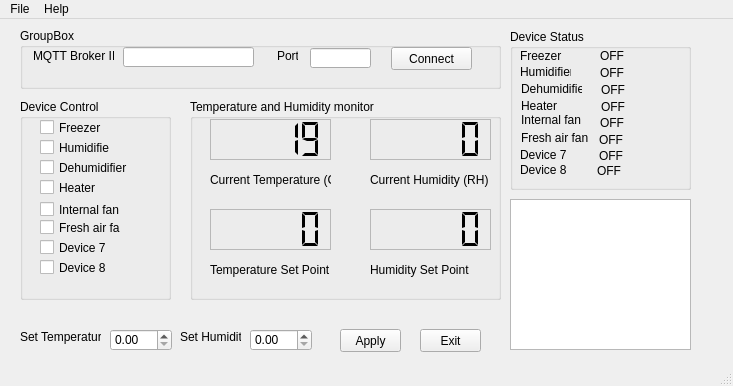
Above: Desktop_app/meat_curing_UI.ui from lomassubedi/MeatCuringChamberESP32 before the change. Below: the same form after it.
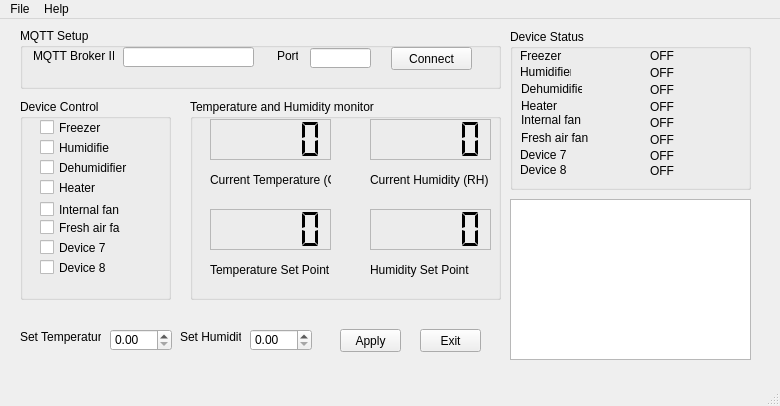
That is the form after the change.

The edit to the form file:
```diff
--- a/Desktop_app/meat_curing_UI.ui
+++ b/Desktop_app/meat_curing_UI.ui
@@ -9,8 +9,8 @@
    <rect>
     <x>0</x>
     <y>0</y>
-    <width>733</width>
-    <height>386</height>
+    <width>780</width>
+    <height>406</height>
    </rect>
   </property>
   <property name="windowTitle">
@@ -126,10 +126,10 @@
      <enum>QLCDNumber::Flat</enum>
     </property>
     <property name="value" stdset="0">
-     <double>19.000000000000000</double>
+     <double>0.000000000000000</double>
     </property>
     <property name="intValue" stdset="0">
-     <number>19</number>
+     <number>0</number>
     </property>
    </widget>
    <widget class="QLCDNumber" name="lcdNumberCurHum">
@@ -515,7 +515,7 @@
      <rect>
       <x>510</x>
       <y>10</y>
-      <width>181</width>
+      <width>241</width>
       <height>161</height>
      </rect>
     </property>
@@ -632,7 +632,7 @@
     <widget class="QLabel" name="labellabelFreezerStatusValue">
      <property name="geometry">
       <rect>
-       <x>90</x>
+       <x>140</x>
        <y>20</y>
        <width>47</width>
        <height>13</height>
@@ -645,7 +645,7 @@
     <widget class="QLabel" name="labelHumidifierStatusValue">
      <property name="geometry">
       <rect>
-       <x>90</x>
+       <x>140</x>
        <y>37</y>
        <width>47</width>
        <height>13</height>
@@ -658,7 +658,7 @@
     <widget class="QLabel" name="labelDehumidifierStatusValue">
      <property name="geometry">
       <rect>
-       <x>91</x>
+       <x>140</x>
        <y>54</y>
        <width>47</width>
        <height>13</height>
@@ -671,7 +671,7 @@
     <widget class="QLabel" name="labelHeaterSatusValue">
      <property name="geometry">
       <rect>
-       <x>91</x>
+       <x>140</x>
        <y>71</y>
        <width>47</width>
        <height>13</height>
@@ -684,7 +684,7 @@
     <widget class="QLabel" name="labelFreshAirFanStatusValue">
      <property name="geometry">
       <rect>
-       <x>89</x>
+       <x>140</x>
        <y>104</y>
        <width>47</width>
        <height>13</height>
@@ -697,7 +697,7 @@
     <widget class="QLabel" name="labelDevice7StatusValue">
      <property name="geometry">
       <rect>
-       <x>89</x>
+       <x>140</x>
        <y>120</y>
        <width>47</width>
        <height>13</height>
@@ -710,7 +710,7 @@
     <widget class="QLabel" name="labelDevice8StatusValue">
      <property name="geometry">
       <rect>
-       <x>87</x>
+       <x>140</x>
        <y>135</y>
        <width>47</width>
        <height>13</height>
@@ -723,7 +723,7 @@
     <widget class="QLabel" name="labelInternalFanStatusValue">
      <property name="geometry">
       <rect>
-       <x>90</x>
+       <x>140</x>
        <y>87</y>
        <width>47</width>
        <height>13</height>
@@ -744,7 +744,7 @@
      </rect>
     </property>
     <property name="title">
-     <string>GroupBox</string>
+     <string>MQTT Setup</string>
     </property>
    </widget>
    <widget class="QTextBrowser" name="textBrowserDeviceStatus">
@@ -752,8 +752,8 @@
      <rect>
       <x>510</x>
       <y>180</y>
-      <width>181</width>
-      <height>151</height>
+      <width>241</width>
+      <height>161</height>
      </rect>
     </property>
     <property name="html">
@@ -801,7 +801,7 @@
     <rect>
      <x>0</x>
      <y>0</y>
-     <width>733</width>
+     <width>780</width>
      <height>21</height>
     </rect>
    </property>
```
